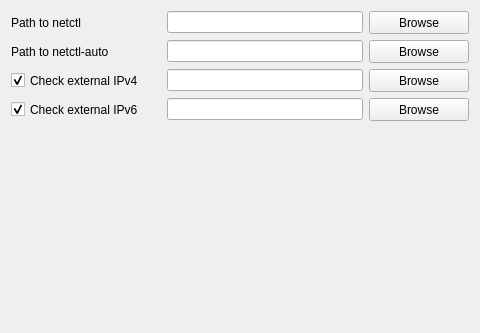
The window that sources/plasmoid-kde4/dataengine.ui (arcan1s/netctl-gui) describes before a commit, drawn with Qt 5.
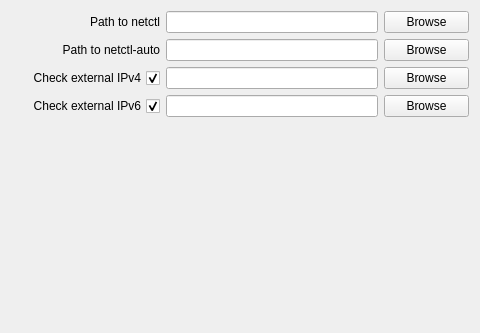
The same window after the commit.

Diff of the .ui file:
```diff
--- a/sources/plasmoid-kde4/dataengine.ui
+++ b/sources/plasmoid-kde4/dataengine.ui
@@ -24,27 +24,37 @@
     <layout class="QHBoxLayout" name="layout_netctl">
      <item>
       <widget class="QLabel" name="label_netctl">
-       <property name="minimumSize">
-        <size>
-         <width>150</width>
-         <height>23</height>
-        </size>
+       <property name="sizePolicy">
+        <sizepolicy hsizetype="Preferred" vsizetype="Preferred">
+         <horstretch>7</horstretch>
+         <verstretch>0</verstretch>
+        </sizepolicy>
        </property>
        <property name="text">
         <string>Path to netctl</string>
        </property>
+       <property name="alignment">
+        <set>Qt::AlignRight|Qt::AlignTrailing|Qt::AlignVCenter</set>
+       </property>
       </widget>
      </item>
      <item>
-      <widget class="QLineEdit" name="lineEdit_netctl"/>
+      <widget class="QLineEdit" name="lineEdit_netctl">
+       <property name="sizePolicy">
+        <sizepolicy hsizetype="Expanding" vsizetype="Fixed">
+         <horstretch>10</horstretch>
+         <verstretch>0</verstretch>
+        </sizepolicy>
+       </property>
+      </widget>
      </item>
      <item>
       <widget class="QPushButton" name="pushButton_netctl">
-       <property name="minimumSize">
-        <size>
-         <width>100</width>
-         <height>23</height>
-        </size>
+       <property name="sizePolicy">
+        <sizepolicy hsizetype="Minimum" vsizetype="Fixed">
+         <horstretch>4</horstretch>
+         <verstretch>0</verstretch>
+        </sizepolicy>
        </property>
        <property name="text">
         <string>Browse</string>
@@ -57,27 +67,37 @@
     <layout class="QHBoxLayout" name="layout_netctlAuto">
      <item>
       <widget class="QLabel" name="label_netctlAuto">
-       <property name="minimumSize">
-        <size>
-         <width>150</width>
-         <height>23</height>
-        </size>
+       <property name="sizePolicy">
+        <sizepolicy hsizetype="Preferred" vsizetype="Preferred">
+         <horstretch>7</horstretch>
+         <verstretch>0</verstretch>
+        </sizepolicy>
        </property>
        <property name="text">
         <string>Path to netctl-auto</string>
        </property>
+       <property name="alignment">
+        <set>Qt::AlignRight|Qt::AlignTrailing|Qt::AlignVCenter</set>
+       </property>
       </widget>
      </item>
      <item>
-      <widget class="QLineEdit" name="lineEdit_netctlAuto"/>
+      <widget class="QLineEdit" name="lineEdit_netctlAuto">
+       <property name="sizePolicy">
+        <sizepolicy hsizetype="Expanding" vsizetype="Fixed">
+         <horstretch>10</horstretch>
+         <verstretch>0</verstretch>
+        </sizepolicy>
+       </property>
+      </widget>
      </item>
      <item>
       <widget class="QPushButton" name="pushButton_netctlAuto">
-       <property name="minimumSize">
-        <size>
-         <width>100</width>
-         <height>23</height>
-        </size>
+       <property name="sizePolicy">
+        <sizepolicy hsizetype="Minimum" vsizetype="Fixed">
+         <horstretch>4</horstretch>
+         <verstretch>0</verstretch>
+        </sizepolicy>
        </property>
        <property name="text">
         <string>Browse</string>
@@ -90,11 +110,14 @@
     <layout class="QHBoxLayout" name="layout_extIp4">
      <item>
       <widget class="QCheckBox" name="checkBox_extIp4">
-       <property name="minimumSize">
-        <size>
-         <width>150</width>
-         <height>23</height>
-        </size>
+       <property name="sizePolicy">
+        <sizepolicy hsizetype="Minimum" vsizetype="Fixed">
+         <horstretch>7</horstretch>
+         <verstretch>0</verstretch>
+        </sizepolicy>
+       </property>
+       <property name="layoutDirection">
+        <enum>Qt::RightToLeft</enum>
        </property>
        <property name="text">
         <string>Check external IPv4</string>
@@ -105,15 +128,22 @@
       </widget>
      </item>
      <item>
-      <widget class="QLineEdit" name="lineEdit_extIp4"/>
+      <widget class="QLineEdit" name="lineEdit_extIp4">
+       <property name="sizePolicy">
+        <sizepolicy hsizetype="Expanding" vsizetype="Fixed">
+         <horstretch>10</horstretch>
+         <verstretch>0</verstretch>
+        </sizepolicy>
+       </property>
+      </widget>
      </item>
      <item>
       <widget class="QPushButton" name="pushButton_extIp4">
-       <property name="minimumSize">
-        <size>
-         <width>100</width>
-         <height>23</height>
-        </size>
+       <property name="sizePolicy">
+        <sizepolicy hsizetype="Minimum" vsizetype="Fixed">
+         <horstretch>4</horstretch>
+         <verstretch>0</verstretch>
+        </sizepolicy>
        </property>
        <property name="text">
         <string>Browse</string>
@@ -126,11 +156,14 @@
     <layout class="QHBoxLayout" name="layout_extIp6">
      <item>
       <widget class="QCheckBox" name="checkBox_extIp6">
-       <property name="minimumSize">
-        <size>
-         <width>150</width>
-         <height>23</height>
-        </size>
+       <property name="sizePolicy">
+        <sizepolicy hsizetype="Minimum" vsizetype="Fixed">
+         <horstretch>7</horstretch>
+         <verstretch>0</verstretch>
+        </sizepolicy>
+       </property>
+       <property name="layoutDirection">
+        <enum>Qt::RightToLeft</enum>
        </property>
        <property name="text">
         <string>Check external IPv6</string>
@@ -141,15 +174,22 @@
       </widget>
      </item>
      <item>
-      <widget class="QLineEdit" name="lineEdit_extIp6"/>
+      <widget class="QLineEdit" name="lineEdit_extIp6">
+       <property name="sizePolicy">
+        <sizepolicy hsizetype="Expanding" vsizetype="Fixed">
+         <horstretch>10</horstretch>
+         <verstretch>0</verstretch>
+        </sizepolicy>
+       </property>
+      </widget>
      </item>
      <item>
       <widget class="QPushButton" name="pushButton_extIp6">
-       <property name="minimumSize">
-        <size>
-         <width>100</width>
-         <height>23</height>
-        </size>
+       <property name="sizePolicy">
+        <sizepolicy hsizetype="Minimum" vsizetype="Fixed">
+         <horstretch>4</horstretch>
+         <verstretch>0</verstretch>
+        </sizepolicy>
        </property>
        <property name="text">
         <string>Browse</string>
```
